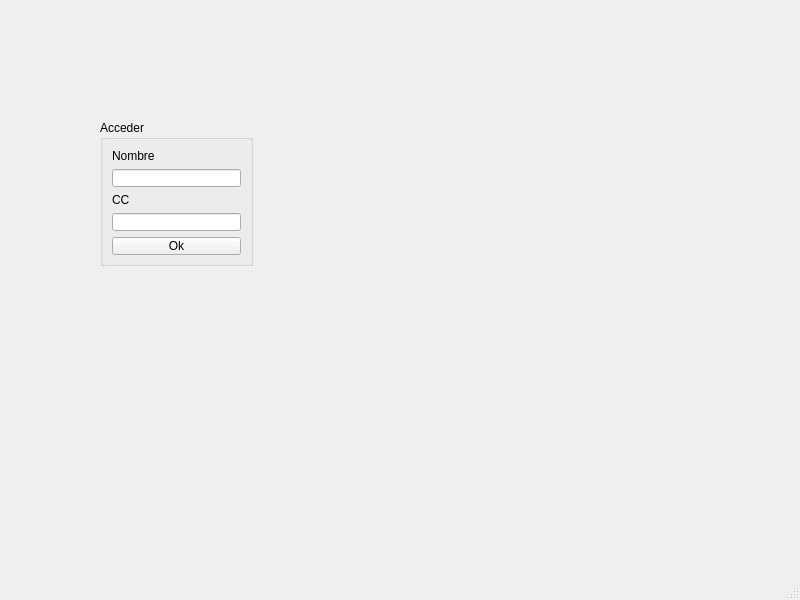
Qt form mainwindow.ui (Cthulhu21/Evaluacion) before a commit.
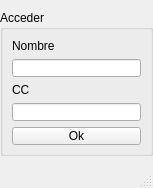
The same form after that commit.

```diff
--- a/mainwindow.ui
+++ b/mainwindow.ui
@@ -6,8 +6,8 @@
    <rect>
     <x>0</x>
     <y>0</y>
-    <width>800</width>
-    <height>600</height>
+    <width>153</width>
+    <height>188</height>
    </rect>
   </property>
   <property name="windowTitle">
@@ -17,8 +17,8 @@
    <widget class="QGroupBox" name="groupBox">
     <property name="geometry">
      <rect>
-      <x>100</x>
-      <y>120</y>
+      <x>0</x>
+      <y>10</y>
       <width>153</width>
       <height>146</height>
      </rect>
```
Left out of the diff: 10 changed lines with no effect on the pictures.
